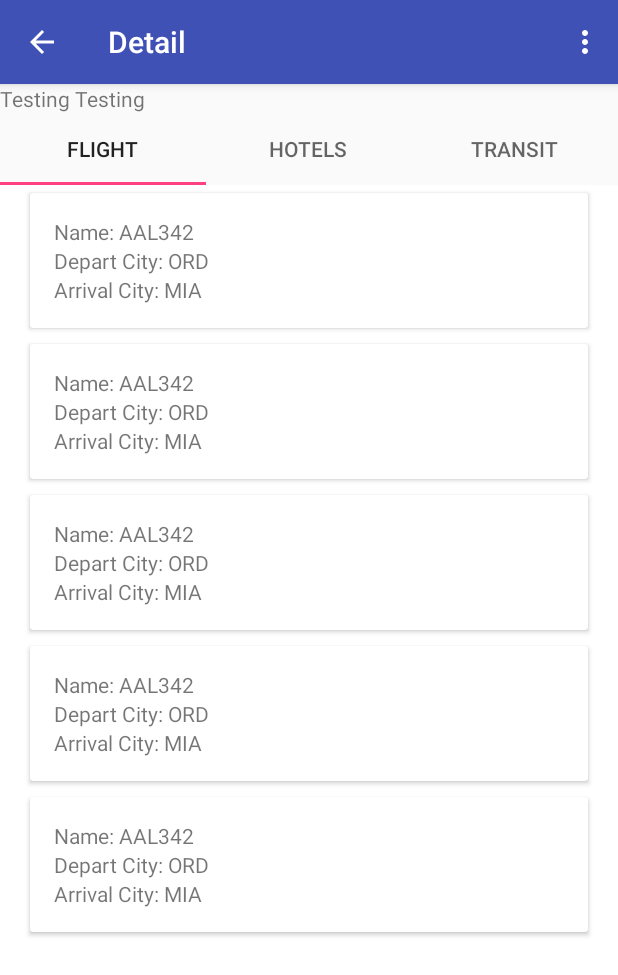
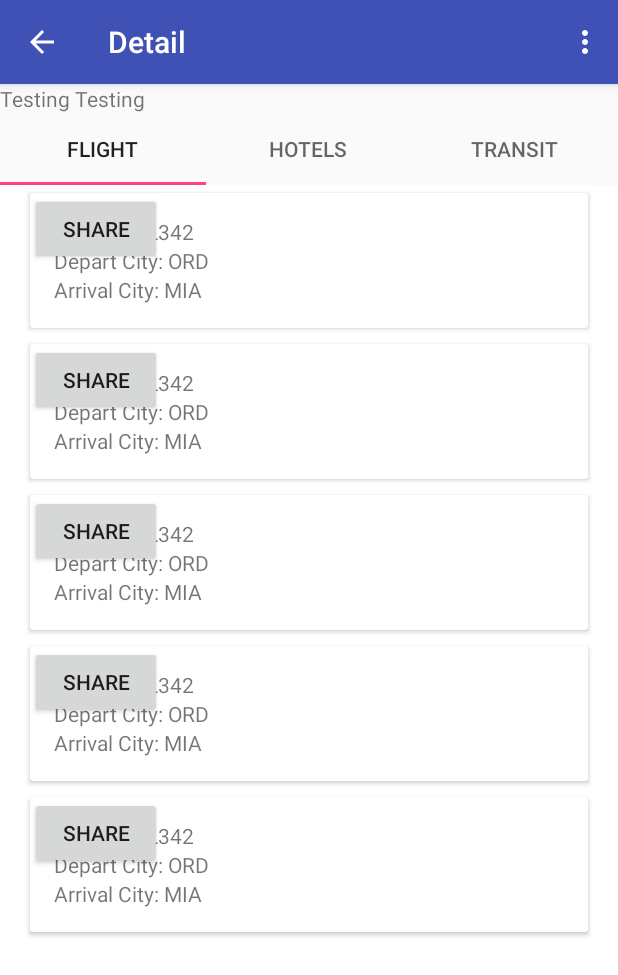
Before and after one commit to ziusziu/Project4, an Android app: the DetailFlightTabFragment screen opened directly, with no data from a screen before it, on a phone screen of 412 x 824 dp. Shown: the top 975 px of the screen. Run offline under Robolectric (Android 15) with nearby library versions, the phone set to English and light mode, and no system bars.

Commit message:
DetailActivity: Added Share Button to Detail CardViews

```diff
--- a/HeadingOut/app/src/main/res/layout/detail_tab_flight_cardview.xml
+++ b/HeadingOut/app/src/main/res/layout/detail_tab_flight_cardview.xml
@@ -32,6 +32,11 @@
 
     </LinearLayout>
 
+    <Button
+        android:id="@+id/detail_tab_flight_share_button"
+        android:layout_width="wrap_content"
+        android:layout_height="wrap_content"
+        android:text="Share"/>
 
 
 </android.support.v7.widget.CardView>
--- a/HeadingOut/app/src/main/res/layout/detail_tab_hotel_cardview.xml
+++ b/HeadingOut/app/src/main/res/layout/detail_tab_hotel_cardview.xml
@@ -43,5 +43,10 @@
     </LinearLayout>
 
 
+    <Button
+        android:id="@+id/detail_tab_hotel_share_button"
+        android:layout_width="wrap_content"
+        android:layout_height="wrap_content"
+        android:text="Share"/>
 
 </android.support.v7.widget.CardView>
```
